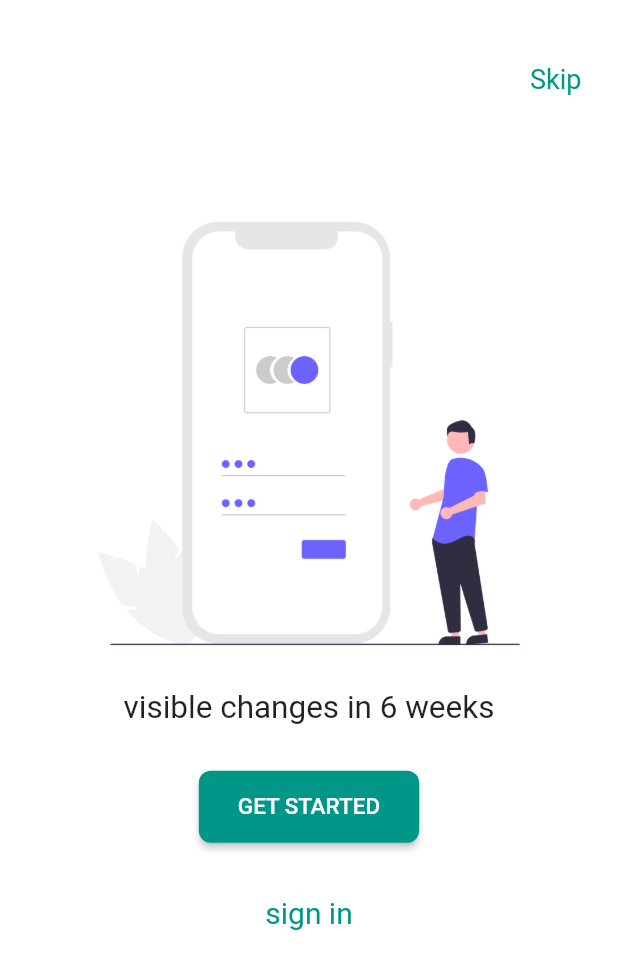
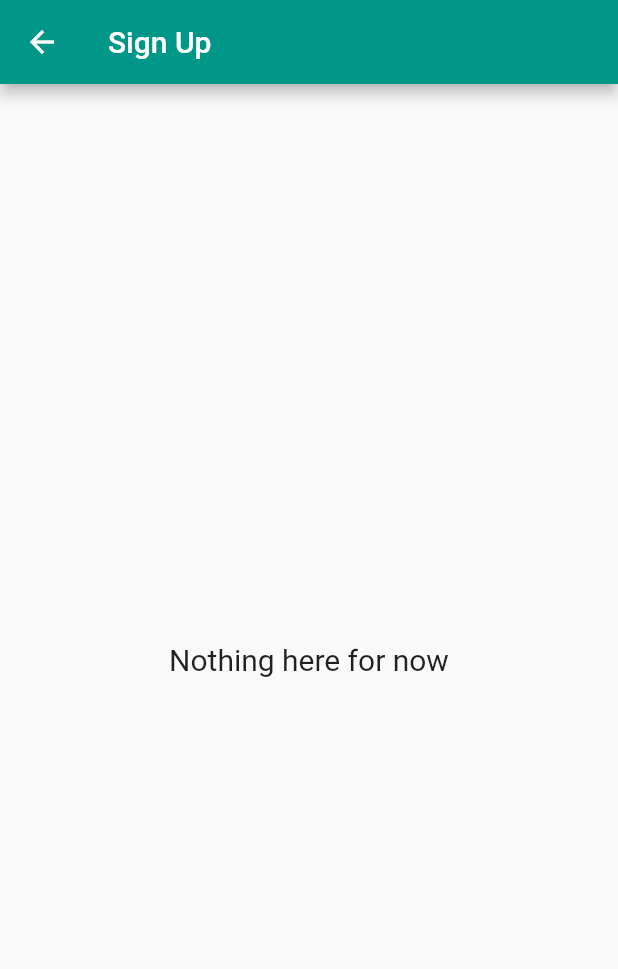
Before and after one commit to CodeTemplar99/onboarding_app, a Flutter app: the screen it shows after launch, after a tap on "GET STARTED", on a phone screen of 412 x 824 dp. Shown: the top 969 px of the screen. Run offline on Flutter 3.47's test engine with Material 2 defaults, Android fonts, the phone set to English and light mode, and no system bars; Roboto replaces fonts that are missing (lato).

Commit message:
get started route

```diff
--- a/lib/main.dart
+++ b/lib/main.dart
@@ -44,3 +44,24 @@ class SecondRoute extends StatelessWidget {
     );
   }
 }
+
+class GetStarted extends StatelessWidget {
+  const GetStarted({Key? key}) : super(key: key);
+
+  @override
+  Widget build(BuildContext context) {
+    return Scaffold(
+      appBar: AppBar(
+        title: const Text("Sign Up"),
+      ),
+      body: const Center(
+        child: Text(
+          'Nothing here for now',
+          style: TextStyle(
+            fontSize: 20.00,
+          ),
+        ),
+      ),
+    );
+  }
+}
--- a/lib/ui/onboarding.dart
+++ b/lib/ui/onboarding.dart
@@ -29,9 +29,6 @@ class Onboarding extends StatelessWidget {
                           ),
                           recognizer: TapGestureRecognizer()
                             ..onTap = () {
-                              // if (kDebugMode) {
-                              //   print('skip text clicked');
-                              // }
                               Navigator.push(
                                 context,
                                 MaterialPageRoute(
@@ -75,7 +72,13 @@ class Onboarding extends StatelessWidget {
                           RoundedRectangleBorder(
                         borderRadius: BorderRadius.circular(8.0),
                       ))),
-                  onPressed: () {},
+                  onPressed: () {
+                    Navigator.push(
+                      context,
+                      MaterialPageRoute(
+                          builder: (context) => const GetStarted()),
+                    );
+                  },
                   child: Padding(
                     padding: const EdgeInsets.symmetric(
                         vertical: 15.0, horizontal: 10),
```
Also changed, not shown: lib/ui/getStartedForm.dart (added).
